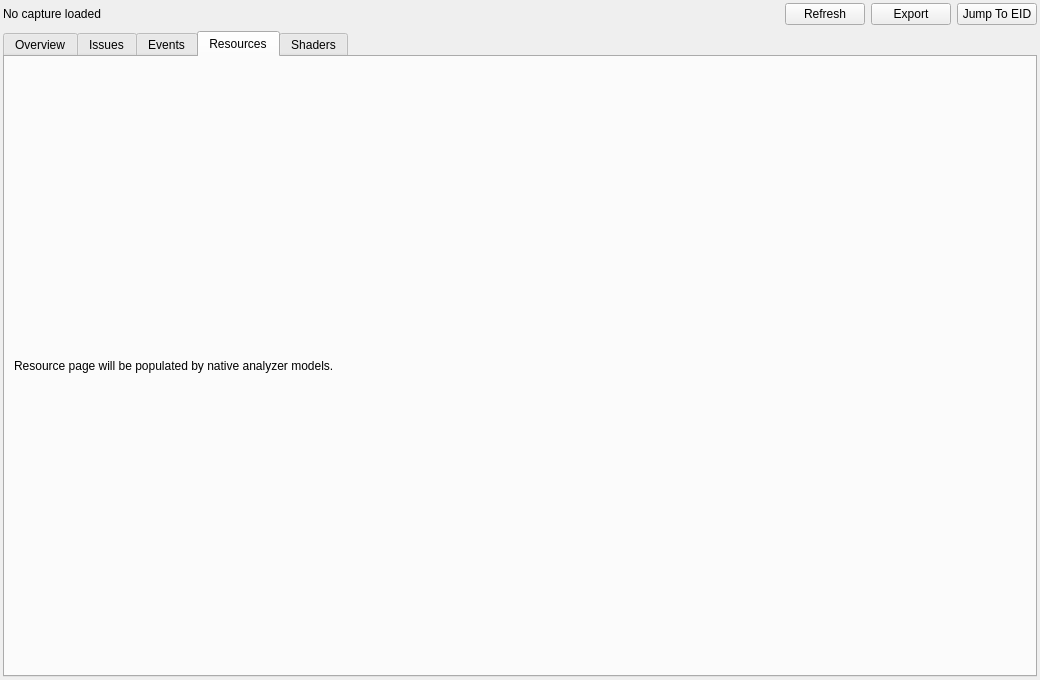
This is qrenderdoc/Windows/AnalyzerReportViewer.ui in lizr-arch/renderdoc-ai as Qt 5 draws it before an edit. The edited form follows.
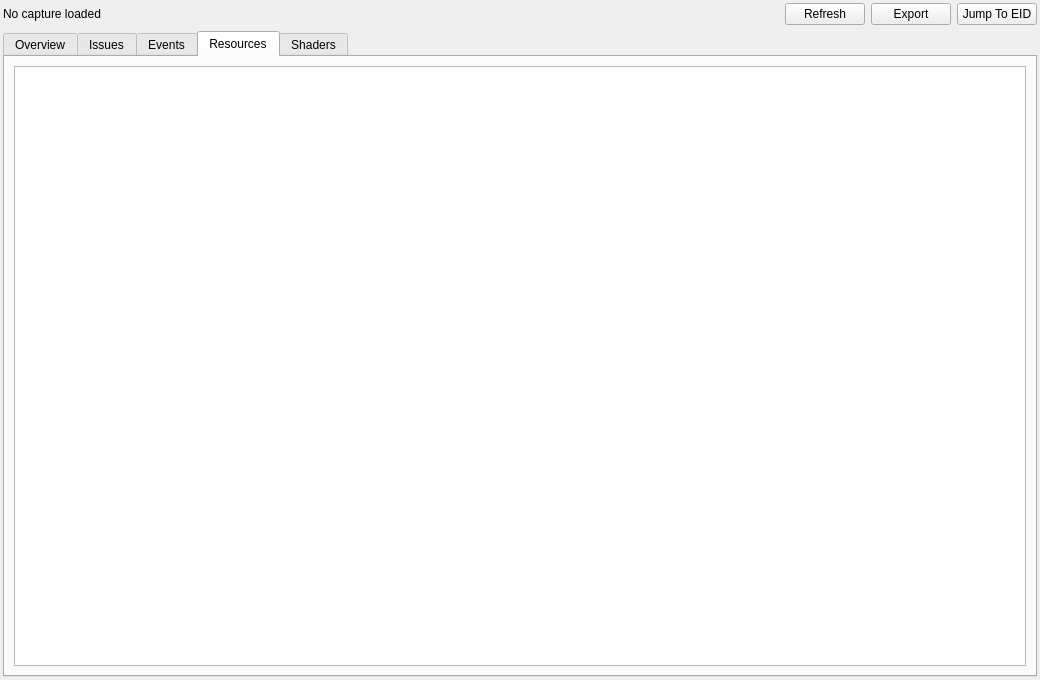
This is the edited form. The open tabs and pages were chosen to show the change.

Commit message:
feat(qrenderdoc-analyzer): implement native resources and shaders pages
- extend analyzer snapshot/contract with resources and shaders data

- collect resource inventory and per-event shader usage in FrameAnalyzer

- add resource/shader Qt table models and wire viewer tabs to real data

- update /do plan log with verification evidence

```diff
--- a/qrenderdoc/Windows/AnalyzerReportViewer.ui
+++ b/qrenderdoc/Windows/AnalyzerReportViewer.ui
@@ -116,11 +116,7 @@
       </attribute>
       <layout class="QVBoxLayout" name="verticalLayout_5">
        <item>
-        <widget class="QLabel" name="resourcesPlaceholder">
-         <property name="text">
-          <string>Resource page will be populated by native analyzer models.</string>
-         </property>
-        </widget>
+        <widget class="QTableView" name="resourceTable"/>
        </item>
       </layout>
      </widget>
```
Left out of the diff: 6 changed lines with no effect on the pictures. The commit also changes 9 other files.
